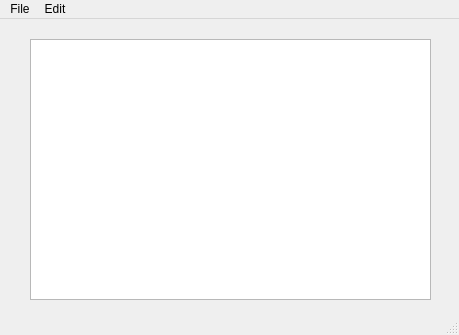
Qt form CS4076Project/mainwindow.ui (MaaHuu221/CS4076-Project) before a commit.
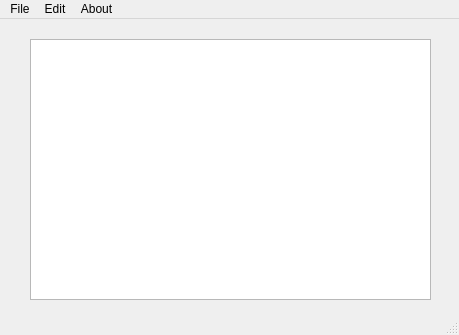
The same form after that commit. Icons and pictures are not drawn.

Diff of the .ui file:
```diff
--- a/CS4076Project/mainwindow.ui
+++ b/CS4076Project/mainwindow.ui
@@ -58,8 +58,16 @@
     <addaction name="actionUndo"/>
     <addaction name="actionRedo"/>
    </widget>
+   <widget class="QMenu" name="menuAbout">
+    <property name="title">
+     <string>About</string>
+    </property>
+    <addaction name="actionAbout"/>
+    <addaction name="actionAbout_Qt"/>
+   </widget>
    <addaction name="menuFile"/>
    <addaction name="menuEdit"/>
+   <addaction name="menuAbout"/>
   </widget>
   <widget class="QStatusBar" name="statusbar"/>
   <action name="actionNew">
```
Left out of the diff: 27 changed lines with no effect on the pictures.
